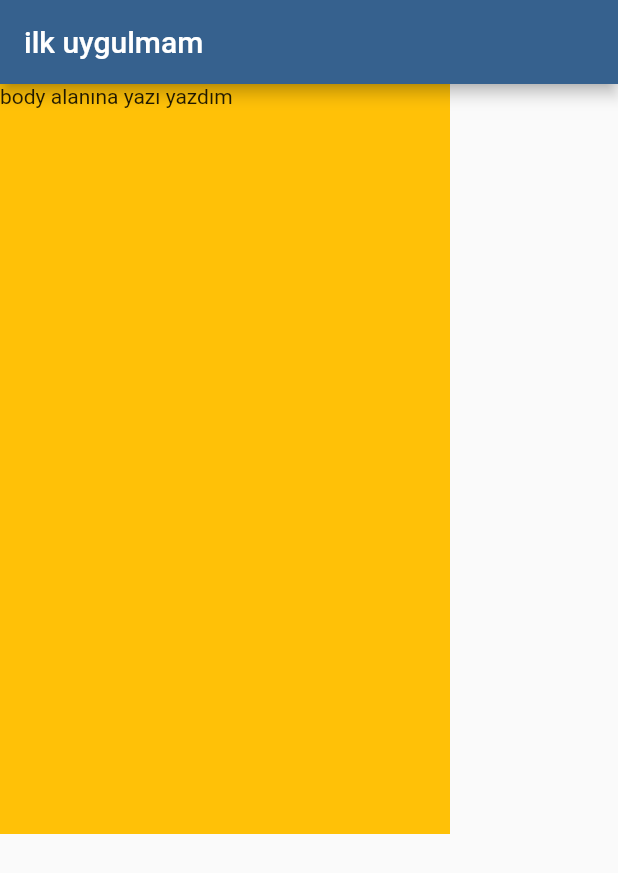
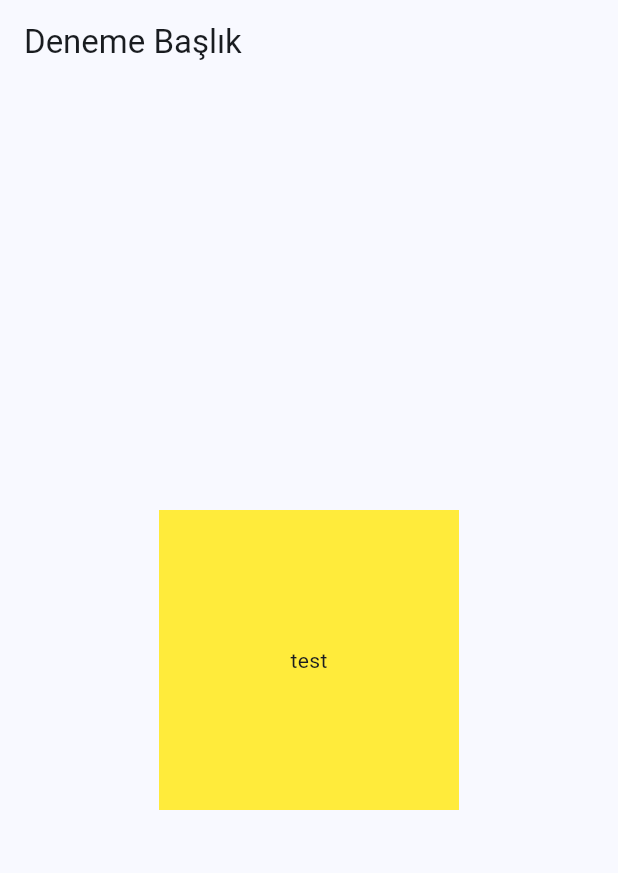
Before and after one commit to mehmetdemirr/flutter-kurs-example, a Flutter app: the screen it shows after launch, on a phone screen of 412 x 824 dp. Shown: the top 873 px of the screen. Run offline on Flutter 3.47's test engine with Material 3 defaults, Android fonts, the phone set to English and light mode, and no system bars.

Commit message:
5.ders edit

```diff
--- a/kurs_app/lib/main.dart
+++ b/kurs_app/lib/main.dart
@@ -1,4 +1,5 @@
 import 'package:flutter/material.dart';
+import 'package:flutter/widgets.dart';
 
 void main() => runApp(const MyApp());
 
@@ -11,7 +12,7 @@ class MyApp extends StatelessWidget {
       title: 'Kurs App',
       theme: ThemeData(
         colorScheme: ColorScheme.fromSeed(seedColor: Colors.blue),
-        useMaterial3: false,
+        useMaterial3: true,
       ),
       home: const DimamikSayfa(),
     );
@@ -65,13 +66,18 @@ class _DimamikSayfaState extends State<DimamikSayfa> {
   Widget build(BuildContext context) {
     return Scaffold(
       appBar: AppBar(
-        title: const Text("ilk uygulmam"),
+        title: const Text("Deneme Başlık"),
       ),
-      body: Container(
-        width: 300,
-        height: 500,
-        color: Colors.amber,
-        child: const Text("body alanına yazı yazdım"),
+      body: Center(
+        child: Container(
+          color: Colors.yellow,
+          height: 200,
+          width: 200,
+          alignment: Alignment.center,
+          child: const Text(
+            "test",
+          ),
+        ),
       ),
     );
   }
```
